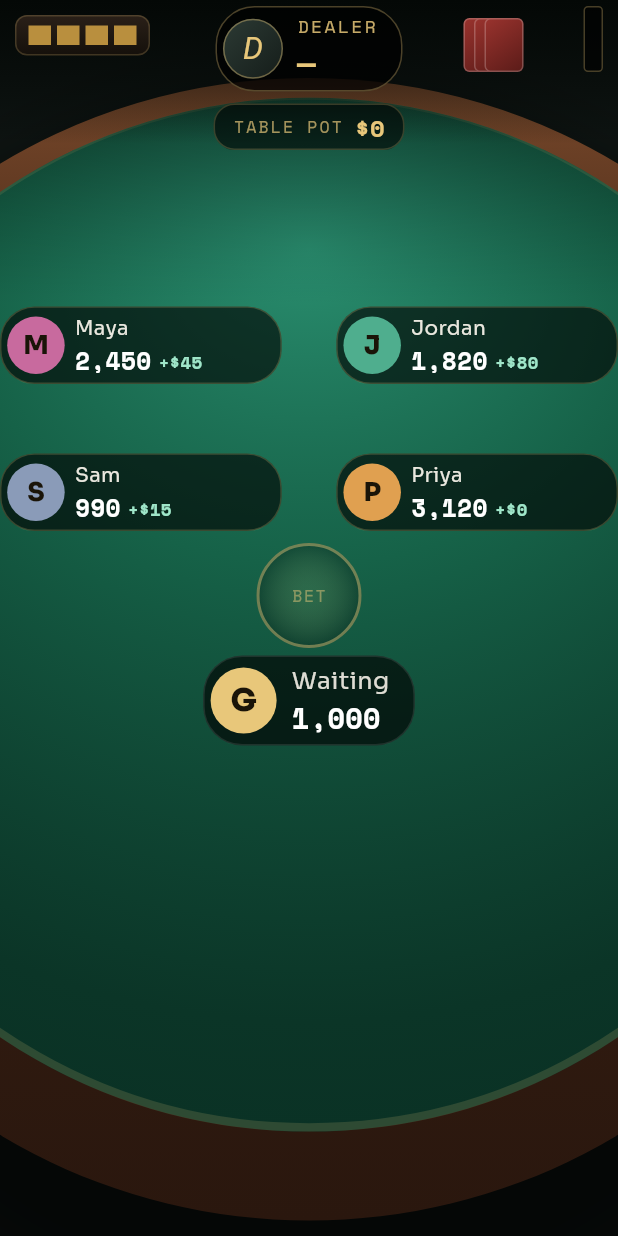
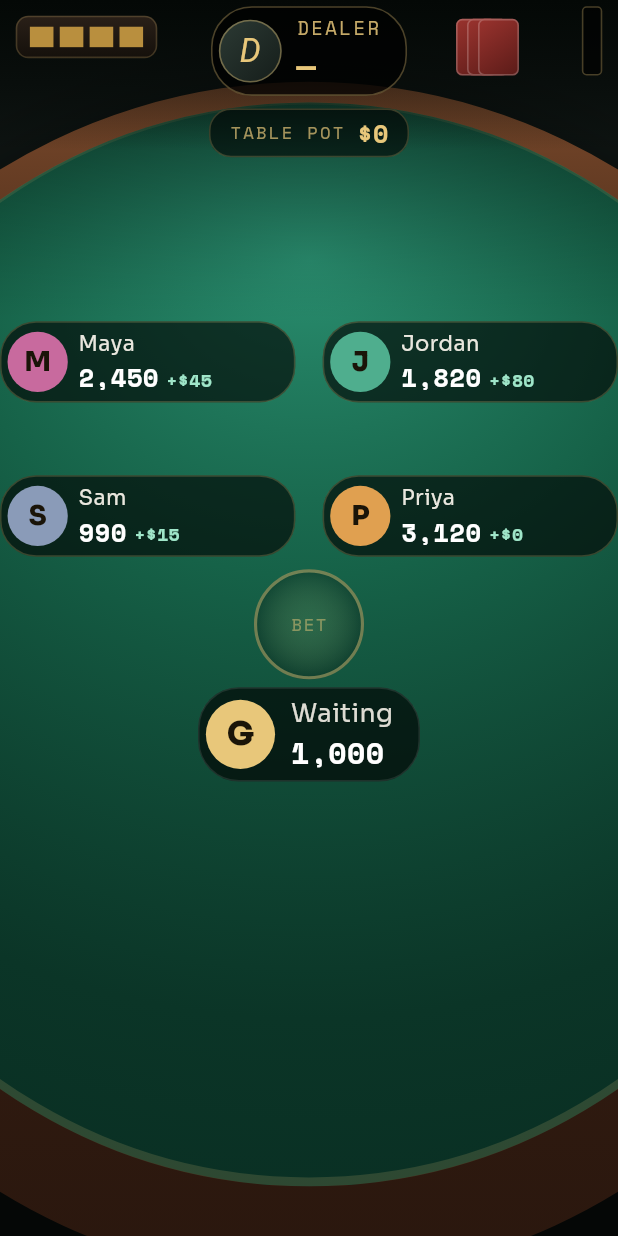
Before and after one commit to Micorlov/blackjack21_v2, a Flutter app: the TableFelt widget shown alone on an empty page, opened directly, on a phone screen of 412 x 824 dp. Run offline on Flutter 3.47's test engine with Material 3 defaults, Android fonts, the phone set to English and light mode, and no system bars; our stand-ins replace audioplayers, cloud_firestore, firebase_auth, firebase_core, flutter_local_notifications, flutter_riverpod and 4 more; accounts and stored records are empty; network calls fail; Roboto replaces fonts that are missing (Instrument Serif).

Commit message:
fix: let the table felt scale past 1.0x to fill available screen space
The felt's Transform.scale factor was capped at min(1.0, ...), so on a
phone with more room than the 393pt-wide design assumes, the felt sat
pinned at its native design size instead of growing to fill the extra
space, leaving visible black margin around the table. Removing the cap
lets it scale up the same way it already scales down on smaller phones.

Co-Authored-By: Claude Sonnet 5 <noreply@anthropic.com>

```diff
--- a/lib/screens/table/table_felt.dart
+++ b/lib/screens/table/table_felt.dart
@@ -109,7 +109,10 @@ class TableFelt extends ConsumerWidget {
         if (available.width <= 0 || available.height <= 0) return const SizedBox.shrink();
 
         final required = _requiredHeight(state);
-        final scale = math.min(1.0, math.min(available.width / _designWidth, available.height / required));
+        // No upper cap: on a device with more room than the 393-wide design
+        // assumes, the felt should grow to fill it rather than sit pinned at
+        // 1:1 pixel scale with black space around it.
+        final scale = math.min(available.width / _designWidth, available.height / required);
         final canvas = Size(available.width / scale, available.height / scale);
 
         return ClipRect(
```
Also changed, not shown: 1 other file.
